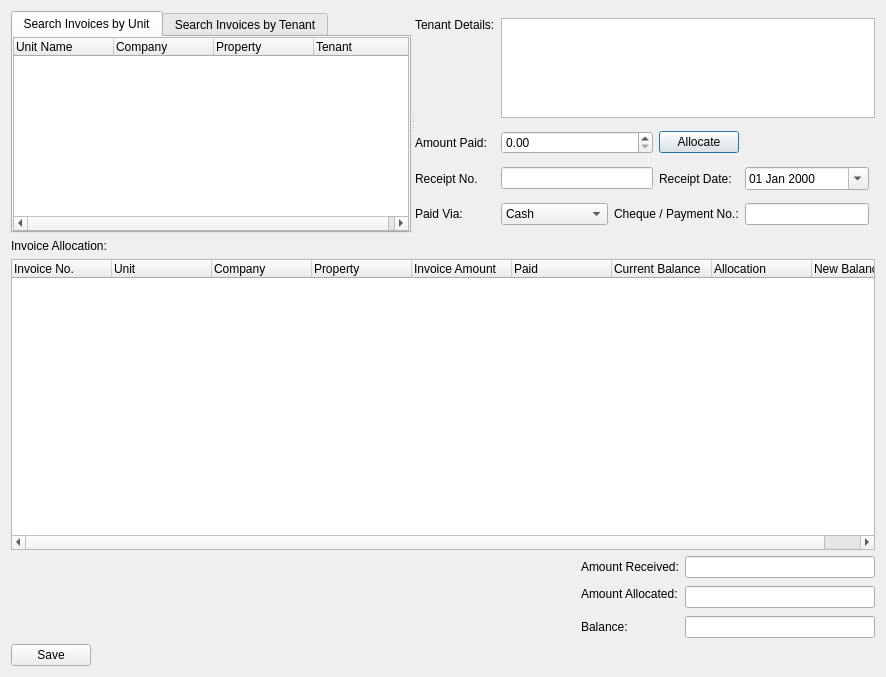
Old version of the form rentmanager/smartpaymentdialog.ui in the repository jayjay-w/rentman.
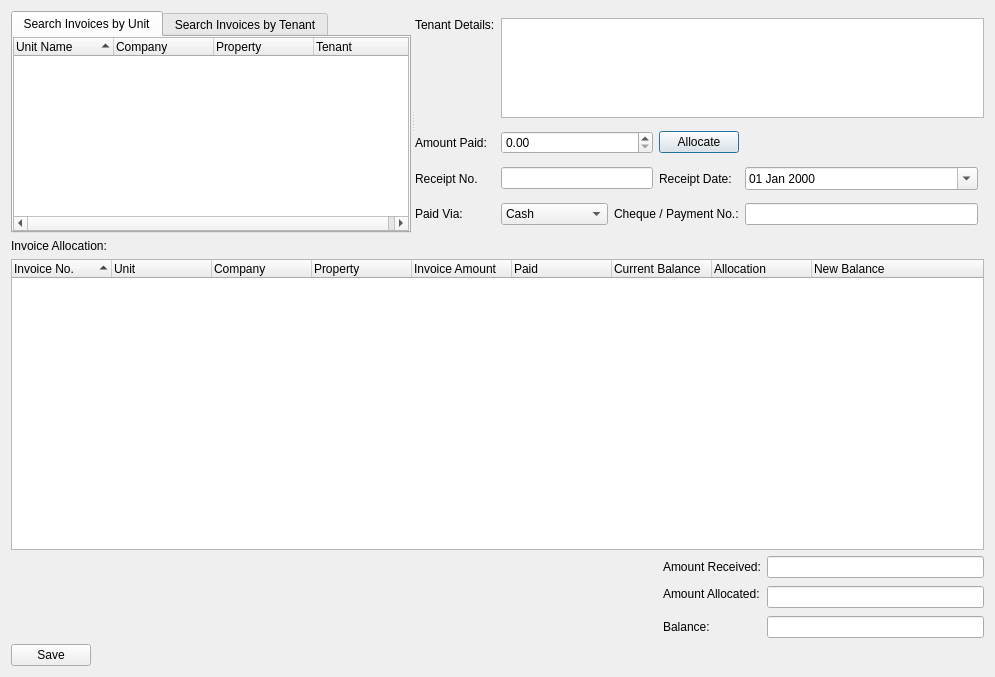
New version of the form.

Patch:
```diff
--- a/rentmanager/smartpaymentdialog.ui
+++ b/rentmanager/smartpaymentdialog.ui
@@ -6,7 +6,7 @@
    <rect>
     <x>0</x>
     <y>0</y>
-    <width>886</width>
+    <width>995</width>
     <height>677</height>
    </rect>
   </property>
@@ -51,6 +51,12 @@
         </property>
         <item>
          <widget class="QTreeWidget" name="trvUnits">
+          <property name="alternatingRowColors">
+           <bool>true</bool>
+          </property>
+          <property name="sortingEnabled">
+           <bool>true</bool>
+          </property>
           <column>
            <property name="text">
             <string>Unit Name</string>
@@ -122,7 +128,7 @@
        </layout>
       </widget>
      </widget>
-     <widget class="QWidget" name="">
+     <widget class="QWidget" name="layoutWidget">
       <layout class="QGridLayout" name="gridLayout">
        <item row="2" column="0">
         <widget class="QLabel" name="label_4">
@@ -257,6 +263,12 @@
        <verstretch>5</verstretch>
       </sizepolicy>
      </property>
+     <property name="alternatingRowColors">
+      <bool>true</bool>
+     </property>
+     <property name="sortingEnabled">
+      <bool>true</bool>
+     </property>
      <column>
       <property name="text">
        <string>Invoice No.</string>
```
Left out of the diff: 6 changed lines with no effect on the pictures.
